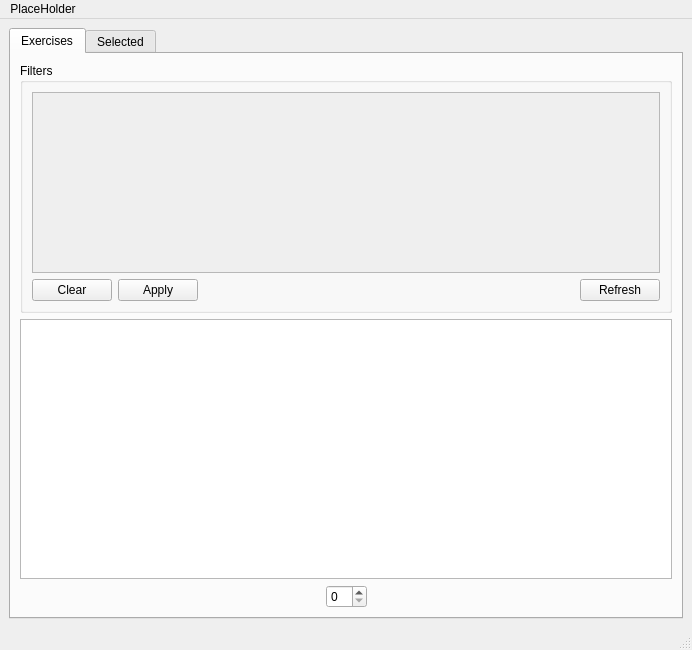
This is MainWindow.ui in Danelfcf/MaterialOrganizer as Qt 5 draws it before an edit. The edited form follows.
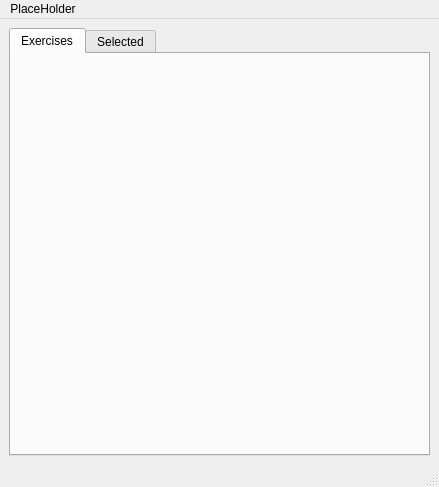
This is the edited form.

Commit message: removal of the sql viewer, with parametric search, from main window class to its own class as a QWidget

What changed in the file:
```diff
--- a/MainWindow.ui
+++ b/MainWindow.ui
@@ -6,8 +6,8 @@
    <rect>
     <x>0</x>
     <y>0</y>
-    <width>692</width>
-    <height>650</height>
+    <width>439</width>
+    <height>487</height>
    </rect>
   </property>
   <property name="sizePolicy">
@@ -31,154 +31,8 @@
         <string>Exercises</string>
        </attribute>
        <layout class="QGridLayout" name="gridLayout">
-        <item row="1" column="0">
-         <widget class="QTableWidget" name="tableWidget"/>
-        </item>
-        <item row="0" column="0">
-         <widget class="QGroupBox" name="groupBox">
-          <property name="sizePolicy">
-           <sizepolicy hsizetype="Preferred" vsizetype="Preferred">
-            <horstretch>0</horstretch>
-            <verstretch>0</verstretch>
-           </sizepolicy>
-          </property>
-          <property name="minimumSize">
-           <size>
-            <width>0</width>
-            <height>250</height>
-           </size>
-          </property>
-          <property name="maximumSize">
-           <size>
-            <width>16777215</width>
-            <height>250</height>
-           </size>
-          </property>
-          <property name="title">
-           <string>Filters</string>
-          </property>
-          <layout class="QVBoxLayout" name="verticalLayout_2">
-           <item>
-            <widget class="QScrollArea" name="scrollFilters">
-             <property name="verticalScrollBarPolicy">
-              <enum>Qt::ScrollBarAlwaysOff</enum>
-             </property>
-             <property name="widgetResizable">
-              <bool>true</bool>
-             </property>
-             <widget class="QWidget" name="scrollAreaWidgetContents">
-              <property name="geometry">
-               <rect>
-                <x>0</x>
-                <y>0</y>
-                <width>616</width>
-                <height>166</height>
-               </rect>
-              </property>
-              <property name="layoutDirection">
-               <enum>Qt::LeftToRight</enum>
-              </property>
-              <layout class="QHBoxLayout" name="horizontalLayout_2">
-               <item>
-                <layout class="QHBoxLayout" name="TagsH">
-                 <item>
-                  <spacer name="horizontalSpacer_2">
-                   <property name="orientation">
-                    <enum>Qt::Horizontal</enum>
-                   </property>
-                   <property name="sizeHint" stdset="0">
-                    <size>
-                     <width>40</width>
-                     <height>20</height>
-                    </size>
-                   </property>
-                  </spacer>
-                 </item>
-                </layout>
-               </item>
-              </layout>
-             </widget>
-            </widget>
-           </item>
-           <item>
-            <layout class="QHBoxLayout" name="horizontalLayout">
-             <item>
-              <widget class="QPushButton" name="ButtonClearAll">
-               <property name="text">
-                <string>Clear</string>
-               </property>
-              </widget>
-             </item>
-             <item>
-              <widget class="QPushButton" name="ButtonApply">
-               <property name="text">
-                <string>Apply</string>
-               </property>
-              </widget>
-             </item>
-             <item>
-              <spacer name="horizontalSpacer">
-               <property name="orientation">
-                <enum>Qt::Horizontal</enum>
-               </property>
-               <property name="sizeHint" stdset="0">
-                <size>
-                 <width>40</width>
-                 <height>20</height>
-                </size>
-               </property>
-              </spacer>
-             </item>
-             <item>
-              <widget class="QPushButton" name="ButtonRefresh">
-               <property name="text">
-                <string>Refresh</string>
-               </property>
-               <property name="default">
-                <bool>false</bool>
-               </property>
-               <property name="flat">
-                <bool>false</bool>
-               </property>
-              </widget>
-             </item>
-            </layout>
-           </item>
-          </layout>
-         </widget>
-        </item>
         <item row="2" column="0">
-         <layout class="QHBoxLayout" name="horizontalLayout_3">
-          <item>
-           <spacer name="horizontalSpacer_4">
-            <property name="orientation">
-             <enum>Qt::Horizontal</enum>
-            </property>
-            <property name="sizeHint" stdset="0">
-             <size>
-              <width>40</width>
-              <height>20</height>
-             </size>
-            </property>
-           </spacer>
-          </item>
-          <item>
-           <widget class="QSpinBox" name="spinBox"/>
-          </item>
-          <item>
-           <spacer name="horizontalSpacer_3">
-            <property name="orientation">
-             <enum>Qt::Horizontal</enum>
-            </property>
-            <property name="sizeHint" stdset="0">
-             <size>
-              <width>40</width>
-              <height>20</height>
-             </size>
-            </property>
-           </spacer>
-          </item>
-         </layout>
+         <layout class="QGridLayout" name="tab_Excerciese"/>
         </item>
        </layout>
       </widget>
@@ -238,8 +92,8 @@
     <rect>
      <x>0</x>
      <y>0</y>
-     <width>692</width>
-     <height>26</height>
+     <width>439</width>
+     <height>22</height>
     </rect>
    </property>
    <widget class="QMenu" name="menuPlaceHolder">
```
